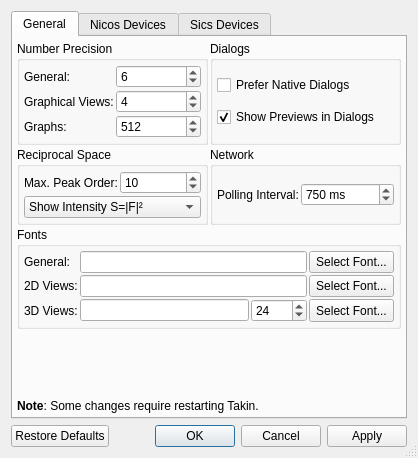
Old version of the form ui/settings.ui in the repository t-weber/takin.
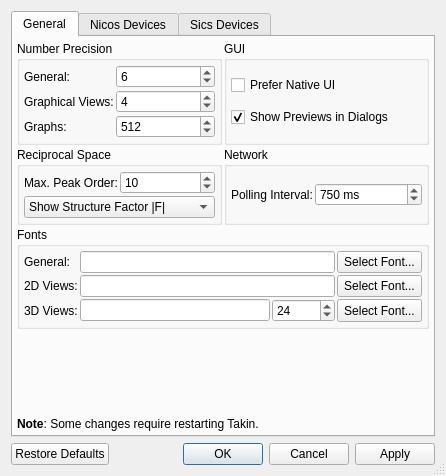
New version of the form.

```diff
--- a/ui/settings.ui
+++ b/ui/settings.ui
@@ -6,8 +6,8 @@
    <rect>
     <x>0</x>
     <y>0</y>
-    <width>418</width>
-    <height>458</height>
+    <width>446</width>
+    <height>476</height>
    </rect>
   </property>
   <property name="windowTitle">
@@ -345,7 +345,7 @@
              <string>Structure Factor</string>
             </property>
             <property name="currentIndex">
-             <number>1</number>
+             <number>0</number>
             </property>
             <item>
              <property name="text">
@@ -365,7 +365,7 @@
        <item row="0" column="1">
         <widget class="QGroupBox" name="groupBox_5">
          <property name="title">
-          <string>Dialogs</string>
+          <string>GUI</string>
          </property>
          <layout class="QGridLayout" name="gridLayout_3">
           <property name="margin">
@@ -387,7 +387,7 @@
           <item row="0" column="0">
            <widget class="QCheckBox" name="checkNativeDlg">
             <property name="text">
-             <string>Prefer Native Dialogs</string>
+             <string>Prefer Native UI</string>
             </property>
            </widget>
           </item>
```
